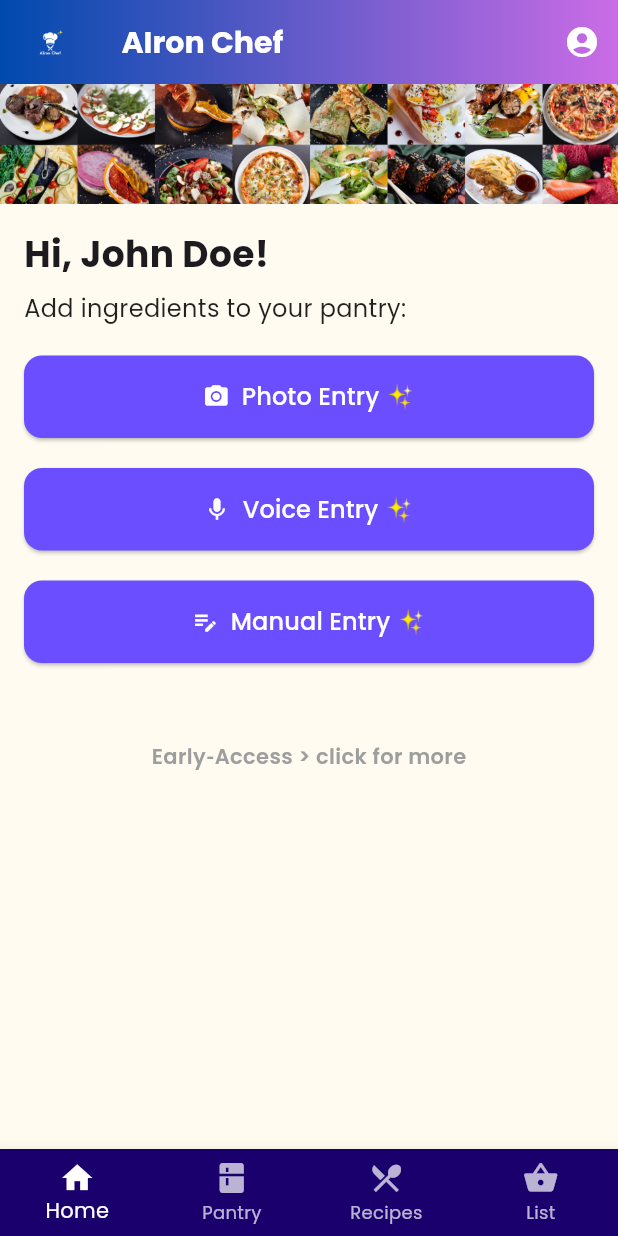
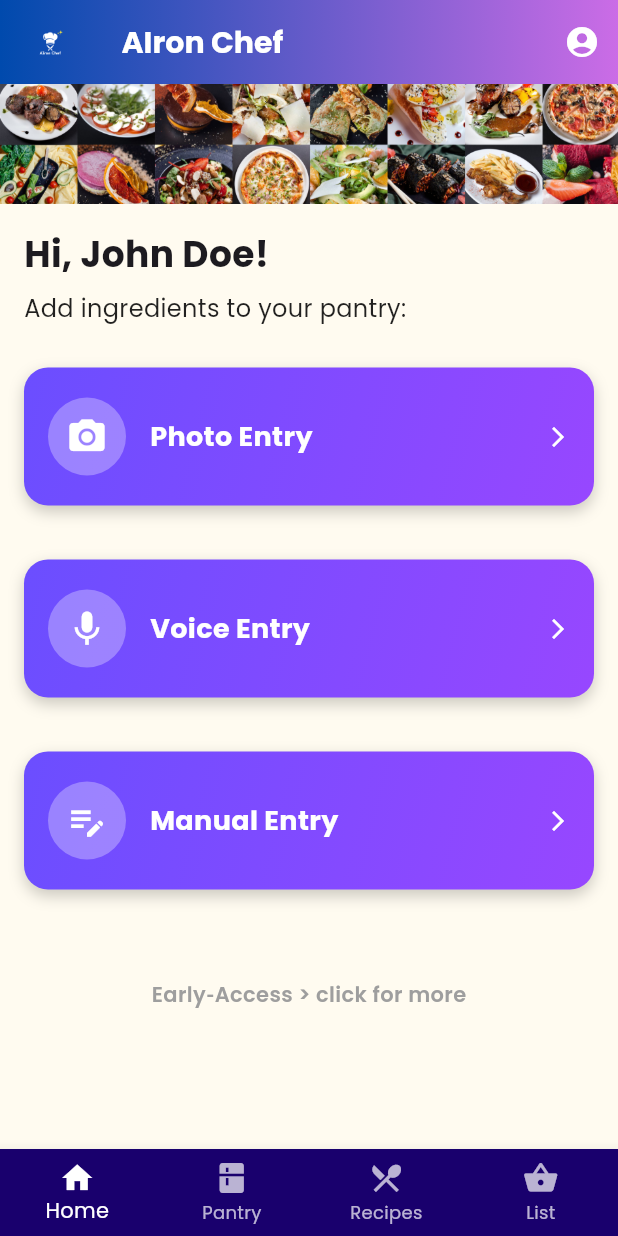
Before and after one commit to charrr1103/AIron-Chef-App, a Flutter app: the HomeScreen screen opened directly, on a phone screen of 412 x 824 dp. Run offline on Flutter 3.47's test engine with Material 3 defaults, Android fonts, the phone set to English and light mode, and no system bars; our stand-ins replace avatar_glow, firebase_auth, firebase_core, flutter_tts, google_fonts, google_sign_in and 7 more; missing offline and left inert: ultralytics_yolo; accounts and stored records are empty.

Commit message:
make button bigger

```diff
--- a/lib/pages/home.dart
+++ b/lib/pages/home.dart
@@ -253,11 +253,7 @@ class _HomeScreenState extends State<HomeScreen> {
                           Navigator.push(
                             context,
                             MaterialPageRoute(
-                              builder:
-                                  (context) => ManualEntryPage(
-                                    // pantryItems: [], // TODO: add pantry items
-                                    // recentItems: [], // TODO: add recent items
-                                  ),
+                              builder: (context) => ManualEntryPage(),
                             ),
                           );
                         },
@@ -346,26 +342,51 @@ class _HomeScreenState extends State<HomeScreen> {
     required String label,
     required VoidCallback onPressed,
   }) {
-    return SizedBox(
-      width: double.infinity,
-      child: ElevatedButton(
-        onPressed: onPressed,
-        style: ElevatedButton.styleFrom(
-          backgroundColor: const Color(0xFF6B4EFF),
-          foregroundColor: Colors.white,
-          padding: const EdgeInsets.symmetric(vertical: 16),
-          shape: RoundedRectangleBorder(
-            borderRadius: BorderRadius.circular(12),
+    return GestureDetector(
+      onTap: onPressed,
+      child: Container(
+        margin: const EdgeInsets.symmetric(vertical: 8),
+        padding: const EdgeInsets.symmetric(horizontal: 16, vertical: 20),
+        decoration: BoxDecoration(
+          gradient: const LinearGradient(
+            colors: [Color(0xFF6B4EFF), Color(0xFF9747FF)],
+            begin: Alignment.topLeft,
+            end: Alignment.bottomRight,
           ),
+          borderRadius: BorderRadius.circular(16),
+          boxShadow: [
+            BoxShadow(
+              color: Colors.black.withOpacity(0.2),
+              blurRadius: 8,
+              offset: const Offset(0, 4),
+            ),
+          ],
         ),
         child: Row(
-          mainAxisAlignment: MainAxisAlignment.center,
           children: [
-            Icon(icon),
-            const SizedBox(width: 8),
-            Text(label, style: const TextStyle(fontSize: 16)),
-            const SizedBox(width: 4),
-            const Text('✨', style: TextStyle(fontSize: 16)),
+            // circular icon badge
+            Container(
+              padding: const EdgeInsets.all(12),
+              decoration: BoxDecoration(
+                color: Colors.white.withOpacity(0.3),
+                shape: BoxShape.circle,
+              ),
+              child: Icon(icon, size: 28, color: Colors.white),
+            ),
+            const SizedBox(width: 16),
+            // label text
+            Expanded(
+              child: Text(
+                label,
+                style: const TextStyle(
+                  color: Colors.white,
+                  fontSize: 18,
+                  fontWeight: FontWeight.bold,
+                ),
+              ),
+            ),
+            // chevron
+            const Icon(Icons.arrow_forward_ios, color: Colors.white, size: 16),
           ],
         ),
       ),
```
